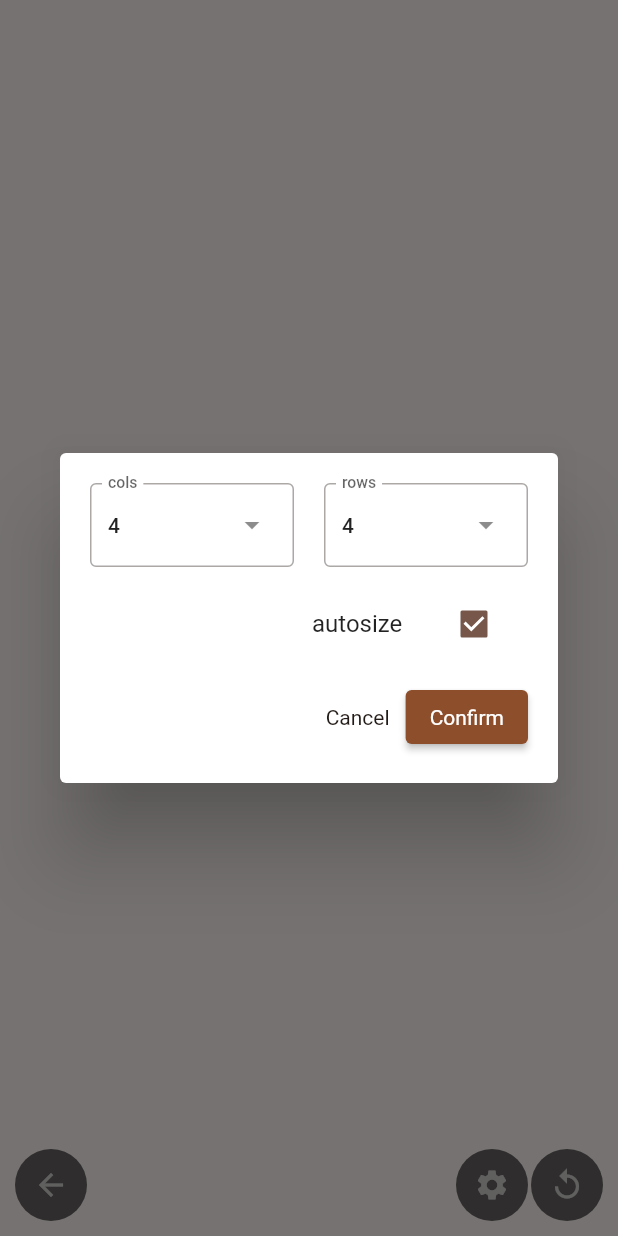
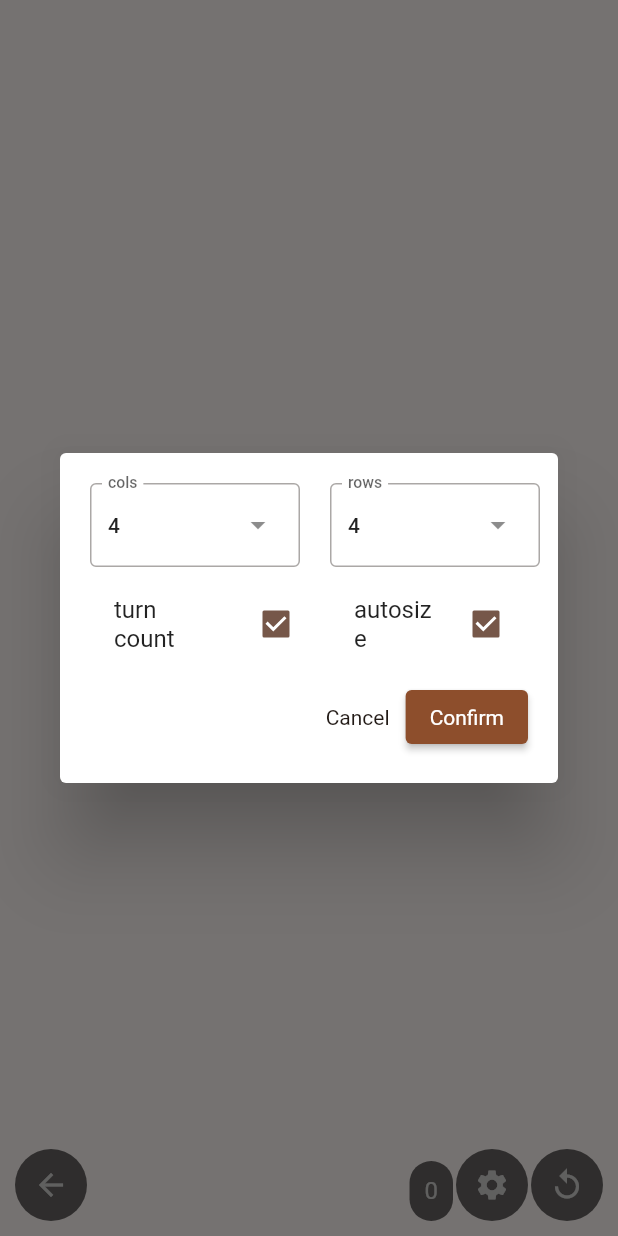
Before and after one commit to lordbenedikt/card_pairs_app_flutter, a Flutter app: the MemoryScreen screen opened directly with empty values, item 2 of the bottom bar chosen, on a phone screen of 412 x 824 dp. Run offline on Flutter 3.47's test engine with Material 2 defaults, Android fonts, the light colour scheme and no system bars; our stand-ins replace cloud_firestore, firebase_auth, firebase_core, firebase_storage, flip_card, flutter_riverpod and 7 more; accounts and stored records are empty.

Commit message:
riverpod & turn counter

```diff
--- a/lib/widgets/set_size_dialog.dart
+++ b/lib/dialogs/settings_dialog.dart
@@ -2,39 +2,43 @@ import 'package:flutter/material.dart';
 import 'package:flutter_riverpod/flutter_riverpod.dart';
 import 'package:memory/providers/app_settings_provider.dart';
 
-class SetSizeDialog extends ConsumerStatefulWidget {
-  const SetSizeDialog(
-      {super.key,
+class SettingsDialog extends ConsumerStatefulWidget {
+  const SettingsDialog({
+    super.key,
     required this.onRestart,
     required this.autoSize,
+    required this.turnCount,
     required this.cols,
-      required this.rows});
+    required this.rows,
+  });
 
   final Function() onRestart;
   final bool autoSize;
+  final bool turnCount;
   final int cols;
   final int rows;
 
   @override
-  ConsumerState<SetSizeDialog> createState() => _SetSizeDialogState();
+  ConsumerState<SettingsDialog> createState() => _SetSizeDialogState();
 }
 
-class _SetSizeDialogState extends ConsumerState<SetSizeDialog> {
+class _SetSizeDialogState extends ConsumerState<SettingsDialog> {
   late bool _autoSize;
+  late bool _turnCount;
   late int _cols;
   late int _rows;
 
   void _confirm() {
     Navigator.of(context).pop();
-    ref
-        .read(appSettingsProvider.notifier)
-        .updateAppSettings(autoSize: _autoSize, cols: _cols, rows: _rows);
+    ref.read(appSettingsProvider.notifier).updateAppSettings(
+        autoSize: _autoSize, turnCount: _turnCount, cols: _cols, rows: _rows);
     widget.onRestart();
   }
 
   @override
   void initState() {
     _autoSize = widget.autoSize;
+    _turnCount = widget.turnCount;
     _cols = widget.cols;
     _rows = widget.rows;
     super.initState();
@@ -57,6 +61,7 @@ class _SetSizeDialogState extends ConsumerState<SetSizeDialog> {
               mainAxisSize: MainAxisSize.min,
               children: [
                 DropdownMenu<int>(
+                  width: 140,
                   label: const Text('cols'),
                   initialSelection: _cols,
                   onSelected: (value) {
@@ -74,6 +79,7 @@ class _SetSizeDialogState extends ConsumerState<SetSizeDialog> {
                 ),
                 const SizedBox(width: 20),
                 DropdownMenu<int>(
+                  width: 140,
                   label: const Text('rows'),
                   initialSelection: _rows,
                   onSelected: (value) {
@@ -92,8 +98,23 @@ class _SetSizeDialogState extends ConsumerState<SetSizeDialog> {
               ],
             ),
             const SizedBox(height: 10),
+            Row(
+              mainAxisSize: MainAxisSize.min,
+              children: [
                 SizedBox(
                   width: 160,
+                  child: CheckboxListTile(
+                    title: const Text('turn count'),
+                    value: _turnCount,
+                    onChanged: (_) {
+                      setState(() {
+                        _turnCount = !_turnCount;
+                      });
+                    },
+                  ),
+                ),
+                SizedBox(
+                  width: 140,
                   child: CheckboxListTile(
                     title: const Text('autosize'),
                     value: _autoSize,
@@ -103,6 +124,8 @@ class _SetSizeDialogState extends ConsumerState<SetSizeDialog> {
                       });
                     },
                   ),
+                ),
+              ],
             ),
             const SizedBox(height: 10),
             Row(
--- a/lib/screens/group_list.dart
+++ b/lib/screens/group_list.dart
@@ -3,12 +3,10 @@ import 'package:firebase_auth/firebase_auth.dart';
 import 'package:flutter/material.dart';
 import 'package:flutter_riverpod/flutter_riverpod.dart';
 import 'package:memory/providers/group_provider.dart';
-import 'package:memory/providers/unsplash_provider.dart';
-import 'package:memory/screens/memory.dart';
 import 'package:memory/screens/profile.dart';
 import 'package:memory/screens/set_list.dart';
 import 'package:memory/screens/new_group.dart';
-import 'package:memory/widgets/random_set_dialog.dart';
+import 'package:memory/dialogs/random_set_dialog.dart';
 
 class GroupListScreen extends ConsumerStatefulWidget {
   const GroupListScreen({super.key});
--- a/lib/screens/memory.dart
+++ b/lib/screens/memory.dart
@@ -5,13 +5,13 @@ import 'package:flutter/foundation.dart';
 import 'package:flutter_riverpod/flutter_riverpod.dart';
 import 'package:memory/models/card_set.dart';
 import 'package:memory/providers/app_settings_provider.dart';
-import 'package:memory/widgets/confirm_dialog.dart';
+import 'package:memory/dialogs/confirm_dialog.dart';
 import 'package:memory/widgets/custom_grid.dart';
 import 'package:flutter/material.dart';
 
 import 'package:memory/widgets/memory_card.dart';
 import 'package:memory/widgets/responsive_icon_button.dart';
-import 'package:memory/widgets/set_size_dialog.dart';
+import 'package:memory/dialogs/settings_dialog.dart';
 
 class MemoryScreen extends ConsumerStatefulWidget {
   const MemoryScreen({
@@ -26,17 +26,19 @@ class MemoryScreen extends ConsumerStatefulWidget {
 }
 
 class _MemoryScreenState extends ConsumerState<MemoryScreen> {
-  bool gameOver = false;
+  bool _gameOver = false;
   Key _key = UniqueKey();
+  int _turnCount = 0;
 
-  void restart() {
+  void restart() async {
     setState(() {
-      gameOver = false;
+      _gameOver = false;
     });
     replaceMemoryWidget();
   }
 
   void replaceMemoryWidget() {
+    // ref.read(appSettingsProvider.notifier).updateAppSettings(turnCounter: 0);
     setState(() {
       _key = UniqueKey();
     });
@@ -58,13 +60,16 @@ class _MemoryScreenState extends ConsumerState<MemoryScreen> {
       backgroundColor: Theme.of(context).colorScheme.background,
       body: Stack(
         children: [
-          MemoryScreenBody(
+          LayoutBuilder(
+            builder: (context, constraints) => MemoryScreenBody(
               key: _key,
+              constraints: constraints,
               cardSet: widget.cardSet,
               onRestart: restart,
               onGameOver: () {
-              setState(() => gameOver = true);
+                setState(() => _gameOver = true);
               },
+            ),
           ),
           Positioned(
             bottom: 10,
@@ -84,15 +89,41 @@ class _MemoryScreenState extends ConsumerState<MemoryScreen> {
               icon: const Icon(Icons.arrow_back, color: Colors.white70),
             ),
           ),
+          if (ref.watch(appSettingsProvider).turnCount)
+            Positioned(
+              bottom: 10,
+              right: 110,
+              child: IgnorePointer(
+                child: Container(
+                  height: 40,
+                  clipBehavior: Clip.hardEdge,
+                  decoration: BoxDecoration(
+                    color: Colors.black.withOpacity(0.6),
+                    borderRadius: BorderRadius.circular(20),
+                  ),
+                  child: Padding(
+                    padding: const EdgeInsets.all(10),
+                    child: Text(
+                      '$_turnCount',
+                      style: Theme.of(context)
+                          .textTheme
+                          .titleMedium!
+                          .copyWith(color: Colors.white70),
+                    ),
+                  ),
+                ),
+              ),
+            ),
           Positioned(
             bottom: 10,
             right: 60,
             child: ResponsiveIconButton(
               onPressed: () {
                 showDialog(
-                    builder: (context) => SetSizeDialog(
+                    builder: (context) => SettingsDialog(
                           onRestart: restart,
                           autoSize: ref.watch(appSettingsProvider).autoSize,
+                          turnCount: ref.watch(appSettingsProvider).turnCount,
                           cols: ref.watch(appSettingsProvider).cols,
                           rows: ref.watch(appSettingsProvider).rows,
                         ),
@@ -129,11 +160,13 @@ class _MemoryScreenState extends ConsumerState<MemoryScreen> {
 class MemoryScreenBody extends ConsumerStatefulWidget {
   const MemoryScreenBody({
     super.key,
+    required this.constraints,
     required this.cardSet,
     required this.onGameOver,
     required this.onRestart,
   });
 
+  final BoxConstraints constraints;
   final CardSet cardSet;
   final void Function() onGameOver;
   final void Function() onRestart;
@@ -149,6 +182,7 @@ class _MemoryScreenBodyState extends ConsumerState<MemoryScreenBody> {
   List<int> discoveredCards = [];
   bool doingPairCheck = false;
   bool setupDone = false;
+  bool isLoading = true;
   // bool showFlipAnimation = false;
   bool showFlipAnimation = !(kIsWeb &&
       (defaultTargetPlatform == TargetPlatform.android ||
@@ -190,6 +224,7 @@ class _MemoryScreenBodyState extends ConsumerState<MemoryScreenBody> {
     }
     // check for pairs, cover cards, clear selection, restart game
     if (activeCardIndices.length == 2 && !doingPairCheck) {
+      // ref.watch(appSettingsProvider.notifier).incrementTurnCount();
       if (foundPair()) {
         discoveredCards.addAll(activeCardIndices);
         activeCardIndices.clear();
@@ -210,11 +245,17 @@ class _MemoryScreenBodyState extends ConsumerState<MemoryScreenBody> {
           doingPairCheck = false;
         });
         Future.delayed(const Duration(milliseconds: 900), () {
+          if (!context.mounted) {
+            return;
+          }
           showFlipAnimation
               ? mustFlipDown[0].flipperController.toggleCard()
               : mustFlipDown[0].flipperController.toggleCardWithoutAnimation();
 
           Future.delayed(const Duration(milliseconds: 100), () {
+            if (!context.mounted) {
+              return;
+            }
             showFlipAnimation
                 ? mustFlipDown[1].flipperController.toggleCard()
                 : mustFlipDown[1]
@@ -226,15 +267,15 @@ class _MemoryScreenBodyState extends ConsumerState<MemoryScreenBody> {
     }
   }
 
-  void setup(BuildContext context, BoxConstraints constraints) {
+  Future<void> setup() async {
     const minWidth = 150;
     const minHeight = 150;
     final appSettings = ref.watch(appSettingsProvider);
     cols = appSettings.autoSize
-        ? (constraints.maxWidth / minWidth).floor()
+        ? (widget.constraints.maxWidth / minWidth).floor()
         : appSettings.cols;
     rows = appSettings.autoSize
-        ? (constraints.maxHeight / minHeight).floor()
+        ? (widget.constraints.maxHeight / minHeight).floor()
         : appSettings.rows;
     final int numOfPairs = min(
       widget.cardSet.imageUrls.length,
@@ -273,10 +314,16 @@ class _MemoryScreenBodyState extends ConsumerState<MemoryScreenBody> {
   Widget build(BuildContext context) {
     return LayoutBuilder(
       builder: (context, constraints) {
-        if (!setupDone) {
-          setup(context, constraints);
-          setupDone = true;
+        return FutureBuilder(
+          future: setup(),
+          builder: (context, snapshots) {
+            if (snapshots.connectionState == ConnectionState.waiting) {
+              return const Center(
+                child: CircularProgressIndicator(),
+              );
             }
+
+            if (snapshots.connectionState == ConnectionState.done) {
               return cards.isEmpty
                   ? const Center(
                       child: Text('No cards in this set.'),
@@ -286,6 +333,13 @@ class _MemoryScreenBodyState extends ConsumerState<MemoryScreenBody> {
                       rows: rows,
                       children: cards,
                     );
+            }
+
+            return const Center(
+              child: Text('Setup failed.'),
+            );
+          },
+        );
       },
     );
   }
--- a/lib/screens/new_set.dart
+++ b/lib/screens/new_set.dart
@@ -1,5 +1,3 @@
-import 'dart:math';
-
 import 'package:cloud_firestore/cloud_firestore.dart';
 import 'package:firebase_auth/firebase_auth.dart';
 import 'package:firebase_storage/firebase_storage.dart';
@@ -10,7 +8,7 @@ import 'package:image_picker/image_picker.dart';
 import 'package:memory/models/card_set.dart';
 import 'package:memory/models/group.dart';
 import 'package:memory/widgets/circular_image_picker.dart';
-import 'package:memory/widgets/confirm_dialog.dart';
+import 'package:memory/dialogs/confirm_dialog.dart';
 import 'package:memory/widgets/gallery_grid.dart';
 import 'package:uuid/v4.dart';
 
--- a/lib/screens/profile.dart
+++ b/lib/screens/profile.dart
@@ -70,7 +70,7 @@ class _ProfileScreenState extends ConsumerState<ProfileScreen> {
               children: [
                 Center(
                   child: UserImagePicker(
-                    radius: constraints.maxHeight > 500 ? 120 : 0,
+                    radius: constraints.maxHeight > 300 ? 120 : 0,
                     initialImage:
                         newImageProvider ?? NetworkImage(user!.imageUrl),
                     onPickImage: (pickedImage) {
--- a/lib/screens/set_list.dart
+++ b/lib/screens/set_list.dart
@@ -3,15 +3,13 @@ import 'dart:math';
 import 'package:firebase_auth/firebase_auth.dart';
 import 'package:flutter/material.dart';
 import 'package:flutter_riverpod/flutter_riverpod.dart';
-import 'package:memory/models/card_set.dart';
 import 'package:memory/providers/card_set_provider.dart';
 import 'package:memory/providers/group_provider.dart';
-import 'package:memory/providers/unsplash_provider.dart';
 import 'package:memory/providers/user_provider.dart';
 import 'package:memory/screens/memory.dart';
 import 'package:memory/screens/new_set.dart';
 import 'package:memory/widgets/add_users.dart';
-import 'package:memory/widgets/card_set_dialog.dart';
+import 'package:memory/dialogs/card_set_dialog.dart';
 
 class SetListScreen extends ConsumerWidget {
   const SetListScreen(this.groupUid, {super.key});
--- a/pubspec.yaml
+++ b/pubspec.yaml
@@ -33,6 +33,7 @@ dependencies:
   sqlite3_flutter_libs: ^0.5.0
   share_plus: ^7.2.1
   http: ^1.1.0
+  url_launcher: ^6.2.1
 
 dev_dependencies:
   flutter_test:
@@ -46,4 +47,5 @@ flutter:
   uses-material-design: true
   assets:
     - assets/secrets/secrets.json
+    - assets/images/github-mark.svg
     - assets/images/cards_icon.svg
```
Also changed, not shown: lib/models/app_settings.dart (+16 -2 lines), lib/providers/app_settings_provider.dart (+13 -1 lines), lib/screens/auth.dart (+48 -5 lines), assets/images/github-mark.svg (added), lib/dialogs/card_set_dialog.dart (renamed from lib/widgets/card_set_dialog.dart), lib/dialogs/confirm_dialog.dart (renamed from lib/widgets/confirm_dialog.dart), lib/dialogs/random_set_dialog.dart (renamed from lib/widgets/random_set_dialog.dart), pubspec.lock, 2 other files. Lines whose indentation alone changed are shown as unchanged.
